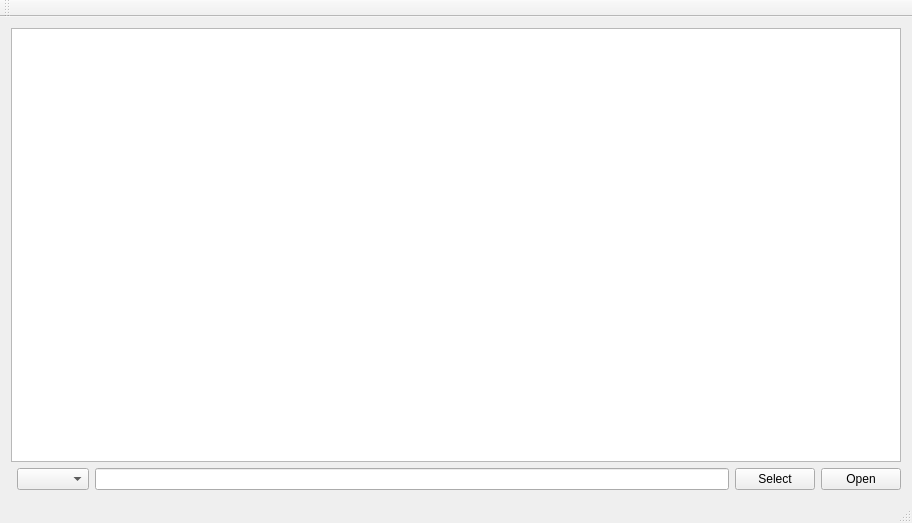
Qt form mainwindow.ui (Rolloke/GUI-Apps) before a commit.
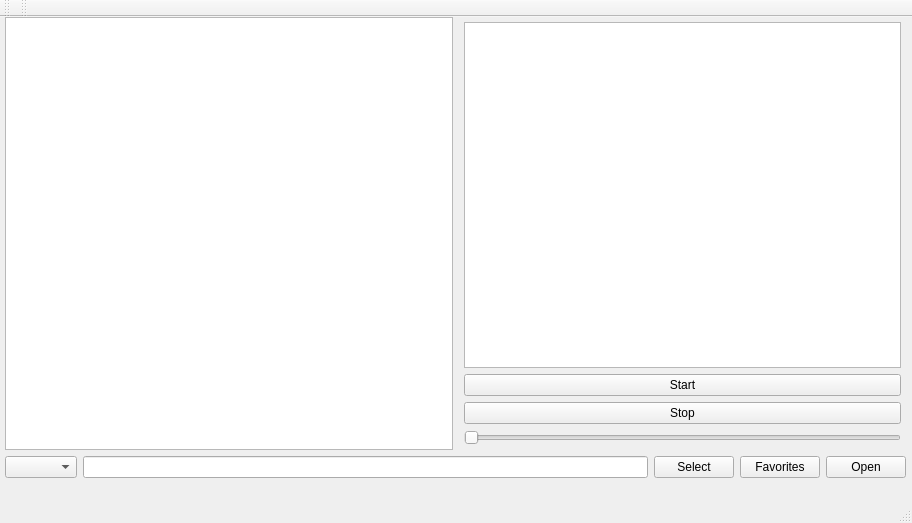
The same form after that commit.

Commit message: implemented controls - volume - start - stop - icon

Patch:
```diff
--- a/mainwindow.ui
+++ b/mainwindow.ui
@@ -14,44 +14,188 @@
    <string>Raspi Kodi Media List</string>
   </property>
   <widget class="QWidget" name="centralWidget">
-   <layout class="QGridLayout" name="gridLayout_2">
-    <item row="1" column="2">
-     <widget class="QLineEdit" name="lineEditSelection"/>
-    </item>
-    <item row="1" column="4">
-     <widget class="QPushButton" name="pushButtonOpen">
-      <property name="enabled">
-       <bool>true</bool>
-      </property>
-      <property name="text">
-       <string>Open</string>
-      </property>
-     </widget>
-    </item>
-    <item row="1" column="3">
-     <widget class="QPushButton" name="pushButtonSelect">
-      <property name="text">
-       <string>Select</string>
-      </property>
-     </widget>
-    </item>
-    <item row="1" column="1">
-     <widget class="QComboBox" name="comboBoxSearchColumn"/>
-    </item>
-    <item row="0" column="0" colspan="5">
-     <widget class="QTableView" name="tableView">
-      <property name="editTriggers">
-       <set>QAbstractItemView::EditKeyPressed</set>
-      </property>
-      <property name="alternatingRowColors">
-       <bool>true</bool>
-      </property>
-      <property name="sortingEnabled">
-       <bool>true</bool>
-      </property>
-     </widget>
-    </item>
-   </layout>
+   <widget class="QWidget" name="verticalLayoutWidget">
+    <property name="geometry">
+     <rect>
+      <x>0</x>
+      <y>0</y>
+      <width>911</width>
+      <height>461</height>
+     </rect>
+    </property>
+    <layout class="QVBoxLayout" name="verticalLayout" stretch="0,0">
+     <property name="spacing">
+      <number>6</number>
+     </property>
+     <property name="leftMargin">
+      <number>0</number>
+     </property>
+     <property name="topMargin">
+      <number>0</number>
+     </property>
+     <property name="rightMargin">
+      <number>0</number>
+     </property>
+     <property name="bottomMargin">
+      <number>0</number>
+     </property>
+     <item>
+      <layout class="QHBoxLayout" name="horizontalLayout_top">
+       <property name="leftMargin">
+        <number>5</number>
+       </property>
+       <property name="rightMargin">
+        <number>5</number>
+       </property>
+       <item>
+        <widget class="QTableView" name="tableView">
+         <property name="editTriggers">
+          <set>QAbstractItemView::EditKeyPressed</set>
+         </property>
+         <property name="alternatingRowColors">
+          <bool>true</bool>
+         </property>
+         <property name="sortingEnabled">
+          <bool>true</bool>
+         </property>
+        </widget>
+       </item>
+       <item>
+        <layout class="QVBoxLayout" name="verticalLayout_2">
+         <property name="leftMargin">
+          <number>5</number>
+         </property>
+         <property name="topMargin">
+          <number>5</number>
+         </property>
+         <property name="rightMargin">
+          <number>5</number>
+         </property>
+         <property name="bottomMargin">
+          <number>5</number>
+         </property>
+         <item>
+          <widget class="QGraphicsView" name="graphicsView">
+           <property name="sizePolicy">
+            <sizepolicy hsizetype="Expanding" vsizetype="Expanding">
+             <horstretch>1</horstretch>
+             <verstretch>1</verstretch>
+            </sizepolicy>
+           </property>
+           <property name="minimumSize">
+            <size>
+             <width>400</width>
+             <height>300</height>
+            </size>
+           </property>
+           <property name="maximumSize">
+            <size>
+             <width>16777215</width>
+             <height>16777215</height>
+            </size>
+           </property>
+          </widget>
+         </item>
+         <item>
+          <widget class="QPushButton" name="pushButtonStart">
+           <property name="maximumSize">
+            <size>
+             <width>16777215</width>
+             <height>16777215</height>
+            </size>
+           </property>
+           <property name="statusTip">
+            <string>Starts Media Stream</string>
+           </property>
+           <property name="text">
+            <string>Start</string>
+           </property>
+          </widget>
+         </item>
+         <item>
+          <widget class="QPushButton" name="pushButtonStop">
+           <property name="maximumSize">
+            <size>
+             <width>16777215</width>
+             <height>16777215</height>
+            </size>
+           </property>
+           <property name="statusTip">
+            <string>Stops Media Stream</string>
+           </property>
+           <property name="text">
+            <string>Stop</string>
+           </property>
+          </widget>
+         </item>
+         <item>
+          <widget class="QSlider" name="sliderVolume">
+           <property name="maximumSize">
+            <size>
+             <width>16777215</width>
+             <height>16777215</height>
+            </size>
+           </property>
+           <property name="toolTip">
+            <string>Volume</string>
+           </property>
+           <property name="statusTip">
+            <string>Adjusts volume of Media Stream</string>
+           </property>
+           <property name="orientation">
+            <enum>Qt::Horizontal</enum>
+           </property>
+          </widget>
+         </item>
+        </layout>
+       </item>
+      </layout>
+     </item>
+     <item>
+      <layout class="QHBoxLayout" name="horizontalLayout_bottom">
+       <property name="leftMargin">
+        <number>5</number>
+       </property>
+       <property name="rightMargin">
+        <number>5</number>
+       </property>
+       <item>
+        <widget class="QComboBox" name="comboBoxSearchColumn"/>
+       </item>
+       <item>
+        <widget class="QLineEdit" name="lineEditSelection"/>
+       </item>
+       <item>
+        <widget class="QPushButton" name="pushButtonSelect">
+         <property name="text">
+          <string>Select</string>
+         </property>
+        </widget>
+       </item>
+       <item>
+        <widget class="QPushButton" name="pushButtonSaveAsFavorites">
+         <property name="statusTip">
+          <string>Store list as Favorites fro Raspi Kodi</string>
+         </property>
+         <property name="text">
+          <string>Favorites</string>
+         </property>
+        </widget>
+       </item>
+       <item>
+        <widget class="QPushButton" name="pushButtonOpen">
+         <property name="enabled">
+          <bool>true</bool>
+         </property>
+         <property name="text">
+          <string>Open</string>
+         </property>
+        </widget>
+       </item>
+      </layout>
+     </item>
+    </layout>
+   </widget>
   </widget>
   <widget class="QMenuBar" name="menuBar">
    <property name="geometry">
@@ -72,6 +216,17 @@
    </attribute>
   </widget>
   <widget class="QStatusBar" name="statusBar"/>
+  <widget class="QToolBar" name="toolBar">
+   <property name="windowTitle">
+    <string>toolBar</string>
+   </property>
+   <attribute name="toolBarArea">
+    <enum>TopToolBarArea</enum>
+   </attribute>
+   <attribute name="toolBarBreak">
+    <bool>false</bool>
+   </attribute>
+  </widget>
  </widget>
  <layoutdefault spacing="6" margin="11"/>
  <resources/>
```
The commit also changes 2 other files.
